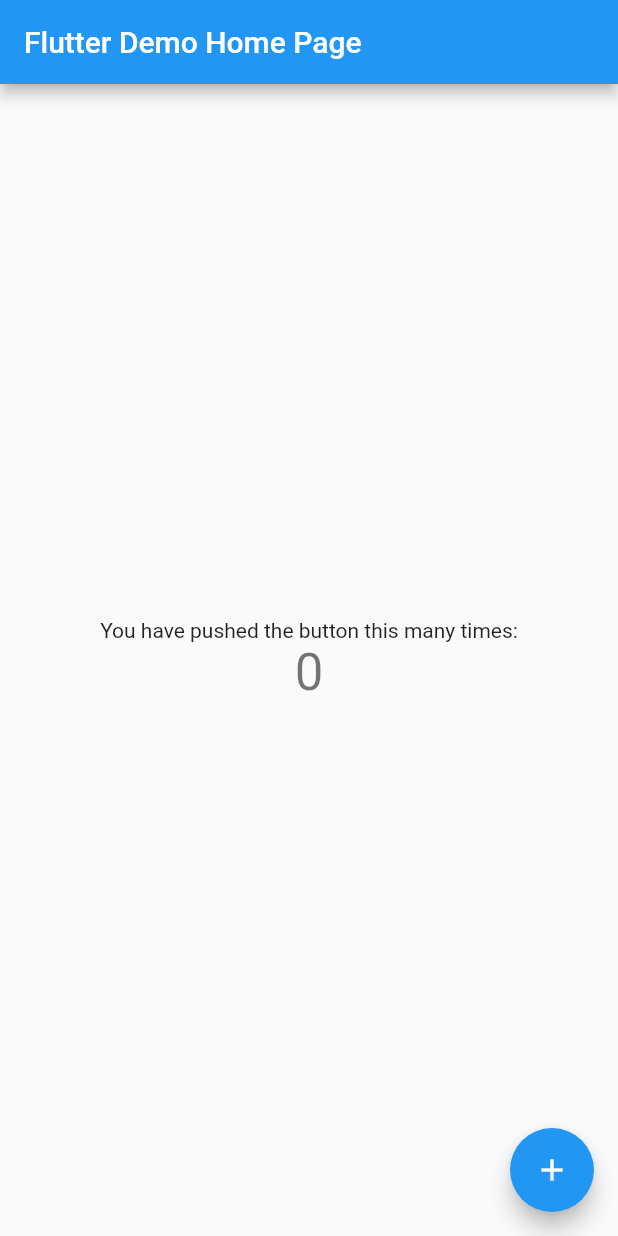
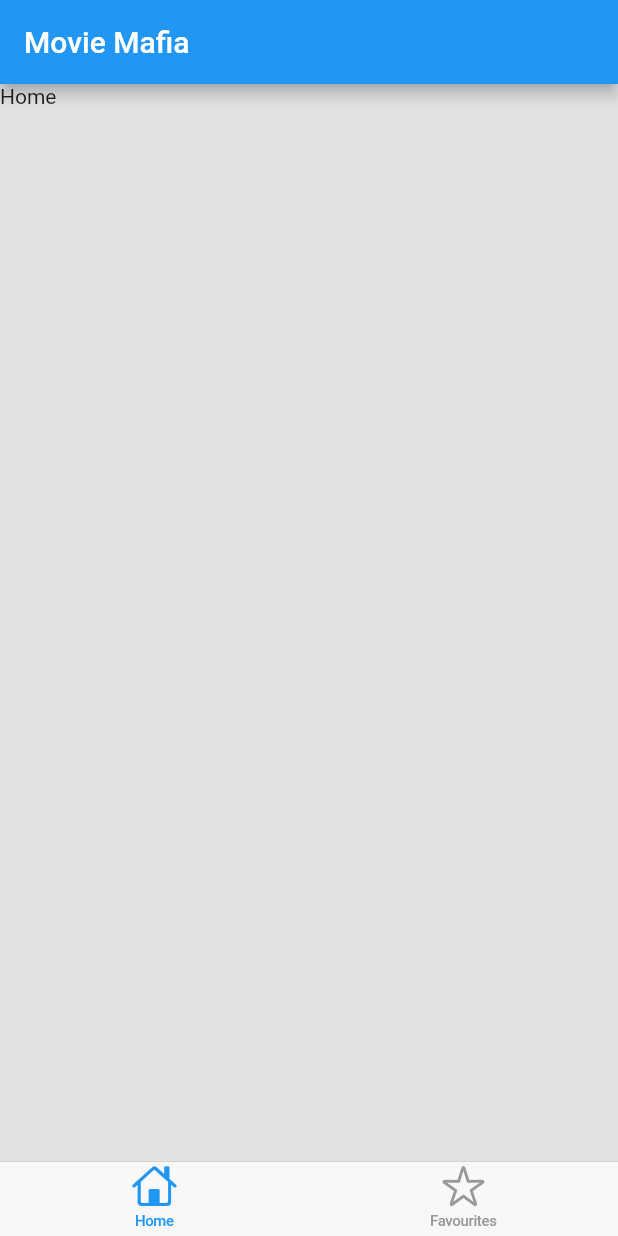
Before and after one commit to monicarajendran/MovieMafia, a Flutter app: the screen it shows after launch, on a phone screen of 412 x 824 dp. Run offline on Flutter 3.47's test engine with Material 2 defaults, Android fonts, the light colour scheme and no system bars.

Commit message:
Base UI setup for the app

```diff
--- a/movie_mafia/lib/main.dart
+++ b/movie_mafia/lib/main.dart
@@ -1,115 +1,38 @@
+import 'package:flutter/cupertino.dart';
 import 'package:flutter/material.dart';
 
 void main() {
-  runApp(const MyApp());
+  runApp(const MovieMafia());
 }
 
-class MyApp extends StatelessWidget {
-  const MyApp({Key? key}) : super(key: key);
+class MovieMafia extends StatefulWidget {
+  const MovieMafia({ Key? key }) : super(key: key);
 
-  // This widget is the root of your application.
+  @override
+  _MovieMafiaState createState() => _MovieMafiaState();
+}
+
+class _MovieMafiaState extends State<MovieMafia> {
+
+List<Widget> data = [const Text("Home")];
+
   @override
   Widget build(BuildContext context) {
     return MaterialApp(
-      title: 'Flutter Demo',
-      theme: ThemeData(
-        // This is the theme of your application.
-        //
-        // Try running your application with "flutter run". You'll see the
-        // application has a blue toolbar. Then, without quitting the app, try
-        // changing the primarySwatch below to Colors.green and then invoke
-        // "hot reload" (press "r" in the console where you ran "flutter run",
-        // or simply save your changes to "hot reload" in a Flutter IDE).
-        // Notice that the counter didn't reset back to zero; the application
-        // is not restarted.
-        primarySwatch: Colors.blue,
-      ),
-      home: const MyHomePage(title: 'Flutter Demo Home Page'),
+      title: "Movie Mafia",
+      home: Scaffold(
+      appBar: AppBar(title: const Text("Movie Mafia")),
+       body: CupertinoTabScaffold(tabBar:
+       CupertinoTabBar(items: const [
+         BottomNavigationBarItem(icon: Icon(CupertinoIcons.home),label: "Home"),
+         BottomNavigationBarItem(icon: Icon(CupertinoIcons.star),label: "Favourites")
+         ]), tabBuilder: (context, index) {
+                  return CupertinoTabView(
+      builder: (context) {
+        return data[index];
+      },);},
+       ),
+    ),
     );
   }
 }
-
-class MyHomePage extends StatefulWidget {
-  const MyHomePage({Key? key, required this.title}) : super(key: key);
-
-  // This widget is the home page of your application. It is stateful, meaning
-  // that it has a State object (defined below) that contains fields that affect
-  // how it looks.
-
-  // This class is the configuration for the state. It holds the values (in this
-  // case the title) provided by the parent (in this case the App widget) and
-  // used by the build method of the State. Fields in a Widget subclass are
-  // always marked "final".
-
-  final String title;
-
-  @override
-  State<MyHomePage> createState() => _MyHomePageState();
-}
-
-class _MyHomePageState extends State<MyHomePage> {
-  int _counter = 0;
-
-  void _incrementCounter() {
-    setState(() {
-      // This call to setState tells the Flutter framework that something has
-      // changed in this State, which causes it to rerun the build method below
-      // so that the display can reflect the updated values. If we changed
-      // _counter without calling setState(), then the build method would not be
-      // called again, and so nothing would appear to happen.
-      _counter++;
-    });
-  }
-
-  @override
-  Widget build(BuildContext context) {
-    // This method is rerun every time setState is called, for instance as done
-    // by the _incrementCounter method above.
-    //
-    // The Flutter framework has been optimized to make rerunning build methods
-    // fast, so that you can just rebuild anything that needs updating rather
-    // than having to individually change instances of widgets.
-    return Scaffold(
-      appBar: AppBar(
-        // Here we take the value from the MyHomePage object that was created by
-        // the App.build method, and use it to set our appbar title.
-        title: Text(widget.title),
-      ),
-      body: Center(
-        // Center is a layout widget. It takes a single child and positions it
-        // in the middle of the parent.
-        child: Column(
-          // Column is also a layout widget. It takes a list of children and
-          // arranges them vertically. By default, it sizes itself to fit its
-          // children horizontally, and tries to be as tall as its parent.
-          //
-          // Invoke "debug painting" (press "p" in the console, choose the
-          // "Toggle Debug Paint" action from the Flutter Inspector in Android
-          // Studio, or the "Toggle Debug Paint" command in Visual Studio Code)
-          // to see the wireframe for each widget.
-          //
-          // Column has various properties to control how it sizes itself and
-          // how it positions its children. Here we use mainAxisAlignment to
-          // center the children vertically; the main axis here is the vertical
-          // axis because Columns are vertical (the cross axis would be
-          // horizontal).
-          mainAxisAlignment: MainAxisAlignment.center,
-          children: <Widget>[
-            const Text(
-              'You have pushed the button this many times:',
-            ),
-            Text(
-              '$_counter',
-              style: Theme.of(context).textTheme.headline4,
-            ),
-          ],
-        ),
-      ),
-      floatingActionButton: FloatingActionButton(
-        onPressed: _incrementCounter,
-        tooltip: 'Increment',
-        child: const Icon(Icons.add),
-      ), // This trailing comma makes auto-formatting nicer for build methods.
-    );
-  }
-}
```
